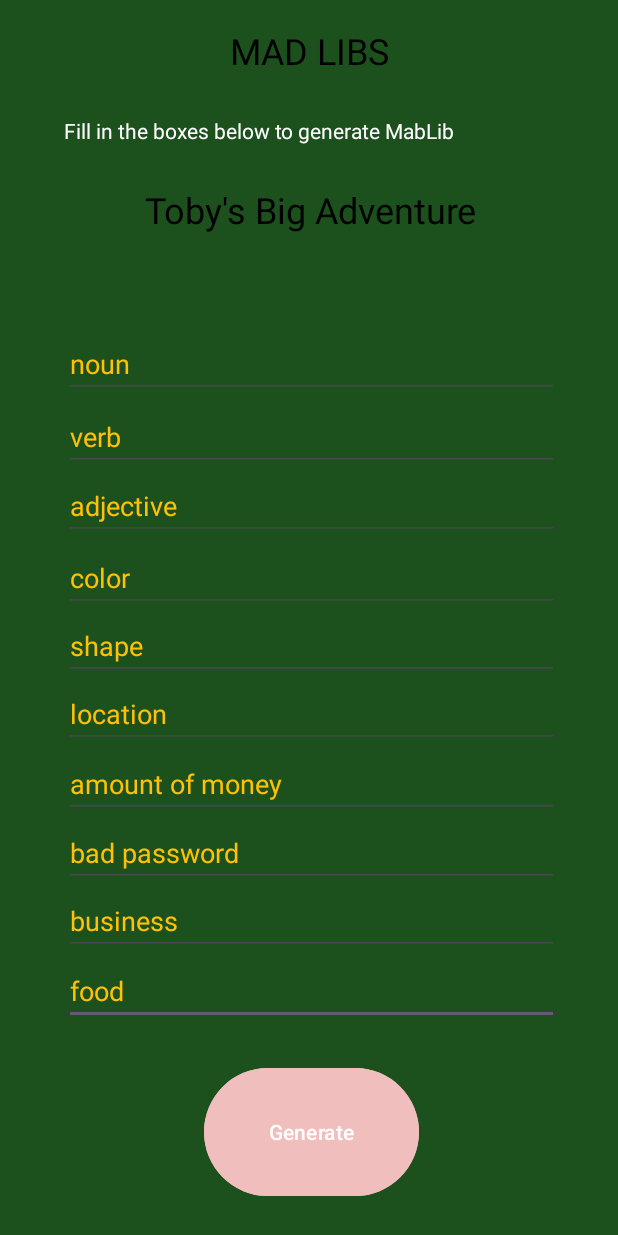
After one commit to ryantburke/PolytechnicMadLibs, an Android app: the MadLibTobysAdventureActivity screen opened directly, with no data from a screen before it, on a phone screen of 412 x 824 dp. The commit adds this screen. Run offline under Robolectric (Android 15) with nearby library versions, the phone set to English and light mode, and no system bars.

Commit message:
Added Toby MadLibs

```diff
--- a/app/src/main/AndroidManifest.xml
+++ b/app/src/main/AndroidManifest.xml
@@ -27,6 +27,8 @@
         <activity
             android:name=".MadLibStevesDreamDisplayActivity"
             android:exported="false" />
+        <activity android:name="com.poly.madlibs.MadLibTobysAdventureActivity" />
+        <activity android:name="com.poly.madlibs.MadLibTobysAdventureDisplayActivity" />
 
     </application>
 
--- a/app/src/main/java/com/poly/madlibs/ChooseMadlibsFragment.java
+++ b/app/src/main/java/com/poly/madlibs/ChooseMadlibsFragment.java
@@ -83,6 +83,7 @@ public class ChooseMadlibsFragment extends Fragment {
         //construct list of madlibs
         madLibsList = new ArrayList<MadLibsModel>();
         madLibsList.add(new MadLibsModel("Steve's Dream","Steve M", new MadLibStevesDreamActivity(), R.drawable.stevesdream_image));
+        madLibsList.add(new MadLibsModel("Toby's Adventure","Giovanni Marcelo", new MadLibTobysAdventureActivity(), R.drawable.tobysadventure_image));
 
         //set adapter
         MadLibs_RecyclerViewAdapter adapter = new MadLibs_RecyclerViewAdapter(context, madLibsList);
--- /dev/null
+++ b/app/src/main/java/com/poly/madlibs/MadLibTobysAdventureActivity.java
@@ -0,0 +1,82 @@
+package com.poly.madlibs;
+
+import android.content.Intent;
+import android.os.Bundle;
+import android.view.View;
+import android.widget.Button;
+import android.widget.EditText;
+
+import androidx.appcompat.app.AppCompatActivity;
+
+public class MadLibTobysAdventureActivity extends AppCompatActivity {
+
+
+    private EditText etFood;
+    private EditText etBusiness;
+    private EditText etBadPassword;
+    private EditText etAmountOfMoney;
+    private EditText etLocation;
+    private EditText etShape;
+    private EditText etColor;
+    private EditText etAdjective;
+    private EditText etVerb;
+    private EditText etNoun;
+    private Button btnGenerate;
+
+    @Override
+    protected void onCreate(Bundle savedInstanceState) {
+        super.onCreate(savedInstanceState);
+        setContentView(R.layout.madlib_tobysadventure);
+
+        etFood = findViewById(R.id.et_food);
+        etBusiness = findViewById(R.id.et_business);
+        etBadPassword = findViewById(R.id.et_badPassword);
+        etAmountOfMoney = findViewById(R.id.et_amountOfMoney);
+        etLocation = findViewById(R.id.et_location);
+        etShape = findViewById(R.id.et_shape);
+        etColor = findViewById(R.id.et_color);
+        etAdjective = findViewById(R.id.et_adjective);
+        etVerb = findViewById(R.id.et_verb);
+        etNoun = findViewById(R.id.et_noun);
+
+        btnGenerate = findViewById(R.id.btn_generate);
+
+        Intent intentSecondary = new Intent(this, MadLibTobysAdventureDisplayActivity.class);
+
+        btnGenerate.setOnClickListener(new View.OnClickListener() {
+            @Override
+            public void onClick(View view) {
+                String story = "";
+
+                story   += "Toby is a small cat, a white and orange cat."
+                        + " Toby is really silly, nothing can pass through that silly brain of his."
+                        + " Toby's favorite dish is " + etFood.getText() + "."
+                        + " As Toby is eating, a giant " + etColor.getText() + " meteorite hits down his house."
+                        + " Toby tries to relocate to " + etLocation.getText() + "."
+                        + " This beings Toby's Great Adventure!!"
+                        + " But first Toby invests in the " + etBusiness.getText() + " stocks for a chance of making it big in life."
+                        + " As of right now Toby only has " + etAmountOfMoney.getText() + " in his bank account."
+                        + " As Toby tries to login, he forgets his password."
+                        + " What a Silly Cat he is."
+                        + " Toby is thinking of changing his password, Toby makes the decision of changing to " + etBadPassword.getText() + "."
+                        + " Now lets hope he doesn't forget it."
+                        + " Now that we get that out of the way, Toby brings his " + etShape.getText() + "mouse toy, this " + etShape.getText() + " mouse toy is only exclusive in his timeline, must be a really weird universe Toby lives in."
+                        + " Toby was on the road, Toby can't drive since Cats are known for drinking milk while driving. " + "But Toby isn't like that, Toby is a small cat that would never do that."
+                        + " As Toby, " + etVerb.getText() + " with one eye closed, reaches his destination."
+                        + " Toby is finally at " + etLocation.getText() + " !"
+                        + " Toby finds a new place to stay with his Family."
+                        + " The walk was not far from his parents place."
+                        + " As Toby pounces he sees a " + etNoun.getText() + " rolling in a 45 degreee angle down a hill."
+                        + " Toby meets up with his cousins and family. "
+                        + " Toby is " + etAdjective.getText() + " to see his family."
+                        + " Toby's mom makes his favorite dish, " + etFood.getText() + " while everything is going well in live, Toby finally feels at home once again";
+
+                intentSecondary.putExtra("story",story);
+                startActivity(intentSecondary);
+
+
+            }
+        });
+
+    }
+}
--- /dev/null
+++ b/app/src/main/java/com/poly/madlibs/MadLibTobysAdventureDisplayActivity.java
@@ -0,0 +1,26 @@
+package com.poly.madlibs;
+
+import android.content.Intent;
+import android.os.Bundle;
+import android.widget.TextView;
+
+import androidx.appcompat.app.AppCompatActivity;
+
+public class MadLibTobysAdventureDisplayActivity extends AppCompatActivity {
+
+    private TextView tvStory;
+
+    @Override
+    protected void onCreate(Bundle savedInstanceState) {
+        super.onCreate(savedInstanceState);
+        setContentView(R.layout.madlib_tobysadventure_display);
+
+        tvStory = findViewById(R.id.tv_story);
+
+        Intent intent = getIntent();
+
+        String story = intent.getStringExtra("story");
+
+        tvStory.setText(story);
+ }
+}
--- /dev/null
+++ b/app/src/main/res/drawable/baseline_emoji_emotions_24.xml
@@ -0,0 +1,5 @@
+<vector android:height="24dp" android:tint="#000000"
+    android:viewportHeight="24" android:viewportWidth="24"
+    android:width="24dp" xmlns:android="http://schemas.android.com/apk/res/android">
+    <path android:fillColor="@android:color/white" android:pathData="M11.99,2C6.47,2 2,6.48 2,12c0,5.52 4.47,10 9.99,10C17.52,22 22,17.52 22,12C22,6.48 17.52,2 11.99,2zM8.5,8C9.33,8 10,8.67 10,9.5S9.33,11 8.5,11S7,10.33 7,9.5S7.67,8 8.5,8zM12,18c-2.28,0 -4.22,-1.66 -5,-4h10C16.22,16.34 14.28,18 12,18zM15.5,11c-0.83,0 -1.5,-0.67 -1.5,-1.5S14.67,8 15.5,8S17,8.67 17,9.5S16.33,11 15.5,11z"/>
+</vector>
--- /dev/null
+++ b/app/src/main/res/layout/madlib_tobysadventure.xml
@@ -0,0 +1,309 @@
+<?xml version="1.0" encoding="utf-8"?>
+<androidx.constraintlayout.widget.ConstraintLayout xmlns:android="http://schemas.android.com/apk/res/android"
+    xmlns:app="http://schemas.android.com/apk/res-auto"
+    xmlns:tools="http://schemas.android.com/tools"
+    android:layout_width="match_parent"
+    android:layout_height="match_parent"
+    android:background="@color/tobysadventure_bg"
+    tools:context=".MadLibTobysAdventureActivity">
+
+    <EditText
+        android:id="@+id/et_food"
+        android:layout_width="330dp"
+        android:layout_height="41dp"
+        android:ems="10"
+        android:hint="food"
+        android:inputType="text"
+        android:textColorHint="@color/tobysadventure_txt_hint"
+        app:layout_constraintBottom_toTopOf="@+id/guideline16"
+        app:layout_constraintEnd_toStartOf="@+id/guideline4"
+        app:layout_constraintStart_toStartOf="@+id/guideline3"
+        app:layout_constraintTop_toTopOf="@+id/guideline15" />
+
+    <EditText
+        android:id="@+id/et_business"
+        android:layout_width="330dp"
+        android:layout_height="41dp"
+        android:ems="10"
+        android:hint="business"
+        android:inputType="text"
+        android:textColorHint="@color/tobysadventure_txt_hint"
+        app:layout_constraintBottom_toTopOf="@+id/guideline15"
+        app:layout_constraintEnd_toStartOf="@+id/guideline4"
+        app:layout_constraintStart_toStartOf="@+id/guideline3"
+        app:layout_constraintTop_toTopOf="@+id/guideline14" />
+
+    <EditText
+        android:id="@+id/et_badPassword"
+        android:layout_width="330dp"
+        android:layout_height="41dp"
+        android:ems="10"
+        android:hint="bad password"
+        android:inputType="text"
+        android:textColorHint="@color/tobysadventure_txt_hint"
+        app:layout_constraintBottom_toTopOf="@+id/guideline14"
+        app:layout_constraintEnd_toStartOf="@+id/guideline4"
+        app:layout_constraintStart_toStartOf="@+id/guideline3"
+        app:layout_constraintTop_toTopOf="@+id/guideline13" />
+
+    <EditText
+        android:id="@+id/et_amountOfMoney"
+        android:layout_width="330dp"
+        android:layout_height="41dp"
+        android:ems="10"
+        android:hint="amount of money"
+        android:inputType="text"
+        android:textColorHint="@color/tobysadventure_txt_hint"
+        app:layout_constraintBottom_toTopOf="@+id/guideline13"
+        app:layout_constraintEnd_toStartOf="@+id/guideline4"
+        app:layout_constraintStart_toStartOf="@+id/guideline3"
+        app:layout_constraintTop_toTopOf="@+id/guideline12" />
+
+    <EditText
+        android:id="@+id/et_location"
+        android:layout_width="330dp"
+        android:layout_height="41dp"
+        android:ems="10"
+        android:hint="location"
+        android:inputType="text"
+        android:textColorHint="@color/tobysadventure_txt_hint"
+        app:layout_constraintBottom_toTopOf="@+id/guideline12"
+        app:layout_constraintEnd_toStartOf="@+id/guideline4"
+        app:layout_constraintStart_toStartOf="@+id/guideline3"
+        app:layout_constraintTop_toTopOf="@+id/guideline11" />
+
+    <EditText
+        android:id="@+id/et_shape"
+        android:layout_width="330dp"
+        android:layout_height="41dp"
+        android:ems="10"
+        android:hint="shape"
+        android:inputType="text"
+        android:textColorHint="@color/tobysadventure_txt_hint"
+        app:layout_constraintBottom_toTopOf="@+id/guideline11"
+        app:layout_constraintEnd_toStartOf="@+id/guideline4"
+        app:layout_constraintStart_toStartOf="@+id/guideline3"
+        app:layout_constraintTop_toTopOf="@+id/guideline10" />
+
+    <EditText
+        android:id="@+id/et_color"
+        android:layout_width="330dp"
+        android:layout_height="41dp"
+        android:ems="10"
+        android:hint="color"
+        android:inputType="text"
+        android:textColorHint="@color/tobysadventure_txt_hint"
+        app:layout_constraintBottom_toTopOf="@+id/guideline10"
+        app:layout_constraintEnd_toStartOf="@+id/guideline4"
+        app:layout_constraintStart_toStartOf="@+id/guideline3"
+        app:layout_constraintTop_toTopOf="@+id/guideline9" />
+
+    <EditText
+        android:id="@+id/et_adjective"
+        android:layout_width="330dp"
+        android:layout_height="41dp"
+        android:ems="10"
+        android:hint="adjective"
+        android:inputType="text"
+        android:textColorHint="@color/tobysadventure_txt_hint"
+        app:layout_constraintBottom_toTopOf="@+id/guideline9"
+        app:layout_constraintEnd_toStartOf="@+id/guideline4"
+        app:layout_constraintStart_toStartOf="@+id/guideline3"
+        app:layout_constraintTop_toTopOf="@+id/guideline8" />
+
+    <EditText
+        android:id="@+id/et_verb"
+        android:layout_width="330dp"
+        android:layout_height="41dp"
+        android:ems="10"
+        android:hint="verb"
+        android:inputType="text"
+        android:textColorHint="@color/tobysadventure_txt_hint"
+        app:layout_constraintBottom_toTopOf="@+id/guideline8"
+        app:layout_constraintEnd_toStartOf="@+id/guideline4"
+        app:layout_constraintStart_toStartOf="@+id/guideline3"
+        app:layout_constraintTop_toTopOf="@+id/guideline7" />
+
+    <TextView
+        android:layout_width="wrap_content"
+        android:layout_height="wrap_content"
+        android:text="MAD LIBS"
+        android:textSize="24sp"
+        android:textColor="@color/tobysadventure_txt_title"
+        app:layout_constraintBottom_toTopOf="@+id/guideline2"
+        app:layout_constraintEnd_toStartOf="@+id/guideline4"
+        app:layout_constraintHorizontal_bias="0.496"
+        app:layout_constraintStart_toStartOf="@+id/guideline3"
+        app:layout_constraintTop_toTopOf="parent" />
+
+    <androidx.constraintlayout.widget.Barrier
+        android:layout_width="wrap_content"
+        android:layout_height="wrap_content"
+        app:barrierDirection="top" />
+
+    <androidx.constraintlayout.widget.Guideline
+        android:id="@+id/guideline2"
+        android:layout_width="wrap_content"
+        android:layout_height="wrap_content"
+        android:orientation="horizontal"
+        app:layout_constraintGuide_percent="0.08207934" />
+
+    <androidx.constraintlayout.widget.Barrier
+        android:layout_width="wrap_content"
+        android:layout_height="wrap_content"
+        app:barrierDirection="left" />
+
+    <androidx.constraintlayout.widget.Guideline
+        android:id="@+id/guideline3"
+        android:layout_width="wrap_content"
+        android:layout_height="wrap_content"
+        android:orientation="vertical"
+        app:layout_constraintGuide_percent="0.10218978" />
+
+    <androidx.constraintlayout.widget.Guideline
+        android:id="@+id/guideline4"
+        android:layout_width="wrap_content"
+        android:layout_height="wrap_content"
+        android:orientation="vertical"
+        app:layout_constraintGuide_percent="0.90510947" />
+
+    <androidx.constraintlayout.widget.Guideline
+        android:id="@+id/guideline5"
+        android:layout_width="wrap_content"
+        android:layout_height="wrap_content"
+        android:orientation="horizontal"
+        app:layout_constraintGuide_percent="0.15" />
+
+    <androidx.constraintlayout.widget.Guideline
+        android:id="@+id/guideline6"
+        android:layout_width="wrap_content"
+        android:layout_height="wrap_content"
+        android:orientation="horizontal"
+        app:layout_constraintGuide_percent="0.2653899" />
+
+    <androidx.constraintlayout.widget.Guideline
+        android:id="@+id/guideline7"
+        android:layout_width="wrap_content"
+        android:layout_height="wrap_content"
+        android:orientation="horizontal"
+        app:layout_constraintGuide_percent="0.32831737" />
+
+    <androidx.constraintlayout.widget.Guideline
+        android:id="@+id/guideline8"
+        android:layout_width="wrap_content"
+        android:layout_height="wrap_content"
+        android:orientation="horizontal"
+        app:layout_constraintGuide_percent="0.38303694" />
+
+    <androidx.constraintlayout.widget.Guideline
+        android:id="@+id/guideline9"
+        android:layout_width="wrap_content"
+        android:layout_height="wrap_content"
+        android:orientation="horizontal"
+        app:layout_constraintGuide_percent="0.44049248" />
+
+    <androidx.constraintlayout.widget.Guideline
+        android:id="@+id/guideline10"
+        android:layout_width="wrap_content"
+        android:layout_height="wrap_content"
+        android:orientation="horizontal"
+        app:layout_constraintGuide_percent="0.499316" />
+
+    <androidx.constraintlayout.widget.Guideline
+        android:id="@+id/guideline11"
+        android:layout_width="wrap_content"
+        android:layout_height="wrap_content"
+        android:orientation="horizontal"
+        app:layout_constraintGuide_percent="0.5512996" />
+
+    <androidx.constraintlayout.widget.Guideline
+        android:id="@+id/guideline12"
+        android:layout_width="wrap_content"
+        android:layout_height="wrap_content"
+        android:orientation="horizontal"
+        app:layout_constraintGuide_percent="0.6087551" />
+
+    <Button
+        android:id="@+id/btn_generate"
+        android:layout_width="143dp"
+        android:layout_height="93dp"
+        android:text="Generate"
+        android:textColor="@color/tobysadventure_btn_txt"
+        android:backgroundTint="@color/tobysadventure_btn_bg"
+        app:layout_constraintBottom_toBottomOf="parent"
+        app:layout_constraintEnd_toStartOf="@+id/guideline4"
+        app:layout_constraintStart_toStartOf="@+id/guideline3"
+        app:layout_constraintTop_toTopOf="@+id/guideline16" />
+
+    <androidx.constraintlayout.widget.Guideline
+        android:id="@+id/guideline13"
+        android:layout_width="wrap_content"
+        android:layout_height="wrap_content"
+        android:orientation="horizontal"
+        app:layout_constraintGuide_percent="0.66484267" />
+
+    <androidx.constraintlayout.widget.Guideline
+        android:id="@+id/guideline14"
+        android:layout_width="wrap_content"
+        android:layout_height="wrap_content"
+        android:orientation="horizontal"
+        app:layout_constraintGuide_percent="0.71956223" />
+
+    <EditText
+        android:id="@+id/et_noun"
+        android:layout_width="330dp"
+        android:layout_height="41dp"
+        android:ems="10"
+        android:hint="noun"
+        android:inputType="text"
+        android:textColorHint="@color/tobysadventure_txt_hint"
+        app:layout_constraintBottom_toTopOf="@+id/guideline7"
+        app:layout_constraintEnd_toStartOf="@+id/guideline4"
+        app:layout_constraintStart_toStartOf="@+id/guideline3"
+        app:layout_constraintTop_toTopOf="@+id/guideline6" />
+
+    <TextView
+        android:id="@+id/textView2"
+        android:layout_width="330dp"
+        android:layout_height="36dp"
+        android:text="Fill in the boxes below to generate MabLib"
+        android:textColor="@color/tobysadventure_txt_desc"
+        app:layout_constraintBottom_toTopOf="@+id/guideline5"
+        app:layout_constraintEnd_toStartOf="@+id/guideline4"
+        app:layout_constraintStart_toStartOf="@+id/guideline3"
+        app:layout_constraintTop_toTopOf="@+id/guideline2" />
+
+    <TextView
+        android:id="@+id/textView3"
+        android:layout_width="330dp"
+        android:layout_height="0dp"
+        android:text="Toby's Big Adventure"
+        android:textSize="24sp"
+        android:textAlignment="center"
+        android:textColor="@color/tobysadventure_txt_title"
+        app:layout_constraintBottom_toTopOf="@+id/guideline6"
+        app:layout_constraintEnd_toStartOf="@+id/guideline4"
+        app:layout_constraintHorizontal_bias="0.0"
+        app:layout_constraintStart_toStartOf="@+id/guideline3"
+        app:layout_constraintTop_toTopOf="@+id/guideline5" />
+
+    <androidx.constraintlayout.widget.Barrier
+        android:layout_width="wrap_content"
+        android:layout_height="wrap_content"
+        app:barrierDirection="top" />
+
+    <androidx.constraintlayout.widget.Guideline
+        android:id="@+id/guideline15"
+        android:layout_width="wrap_content"
+        android:layout_height="wrap_content"
+        android:orientation="horizontal"
+        app:layout_constraintGuide_percent="0.7756498" />
+
+    <androidx.constraintlayout.widget.Guideline
+        android:id="@+id/guideline16"
+        android:layout_width="wrap_content"
+        android:layout_height="wrap_content"
+        android:orientation="horizontal"
+        app:layout_constraintGuide_percent="0.83173734" />
+
+</androidx.constraintlayout.widget.ConstraintLayout>
--- /dev/null
+++ b/app/src/main/res/layout/madlib_tobysadventure_display.xml
@@ -0,0 +1,54 @@
+<?xml version="1.0" encoding="utf-8"?>
+<LinearLayout xmlns:android="http://schemas.android.com/apk/res/android"
+    xmlns:app="http://schemas.android.com/apk/res-auto"
+    xmlns:tools="http://schemas.android.com/tools"
+    android:layout_width="match_parent"
+    android:layout_height="match_parent"
+    android:orientation="vertical"
+    android:background="@color/tobysadventure_bg"
+    tools:context=".MadLibTobysAdventureDisplayActivity">
+
+
+    <TextView
+        android:id="@+id/tv_title"
+        android:layout_width="match_parent"
+        android:layout_height="wrap_content"
+        android:lineSpacingExtra="8sp"
+        android:text="Tobys Great Adventure! :3"
+        android:textAlignment="center"
+        android:textColor="@color/tobysadventure_txt_title2"
+        android:textSize="32sp"
+        android:typeface="normal"
+        app:layout_constraintBottom_toTopOf="@+id/guideline17"
+        app:layout_constraintEnd_toStartOf="@+id/guideline20"
+        app:layout_constraintHorizontal_bias="0.56"
+        app:layout_constraintStart_toStartOf="@+id/guideline19"
+        app:layout_constraintTop_toTopOf="parent" />
+
+    <ImageView
+        android:id="@+id/imageView"
+        android:layout_width="409dp"
+        android:layout_height="197dp"
+        app:layout_constraintBottom_toTopOf="@+id/guideline21"
+        app:layout_constraintEnd_toStartOf="@+id/guideline20"
+        app:layout_constraintHorizontal_bias="1.0"
+        app:layout_constraintStart_toStartOf="@+id/guideline19"
+        app:layout_constraintTop_toTopOf="@+id/guideline17"
+        app:layout_constraintVertical_bias="0.0"
+        app:srcCompat="@drawable/tobysadventure_image" />
+
+    <TextView
+        android:id="@+id/tv_story"
+        android:layout_width="match_parent"
+        android:layout_height="wrap_content"
+        android:layout_marginLeft="25dp"
+        android:layout_marginRight="25dp"
+        android:hint="Story goes hereepoigewjpoigjoiwejoiagjoiweajoigweagawehoigawehoigoiawehoighoiawegehoiwghoiawehoigaweoighoieawhoighoiewahoigawehoighoiawehoigawehoighoiaweteoiw"
+        android:textColor="@color/tobysadventure_txt_story"
+        android:textSize="16sp"
+        app:layout_constraintBottom_toBottomOf="parent"
+        app:layout_constraintEnd_toStartOf="@+id/guideline20"
+        app:layout_constraintStart_toStartOf="@+id/guideline19"
+        app:layout_constraintTop_toTopOf="@+id/guideline21" />
+
+</LinearLayout>
--- a/app/src/main/res/values/colors.xml
+++ b/app/src/main/res/values/colors.xml
@@ -12,5 +12,13 @@
     <color name="stevesdream_hint_txt">#0B040B</color>
     <color name="stevesdream_btn_txt">#314AA3</color>
     <color name="stevesdream_btn_bg">#04040B</color>
+    <color name="tobysadventure_txt_title">#000000</color>
+    <color name="tobysadventure_txt_title2">#FFFFFF</color>
+    <color name="tobysadventure_txt_desc">#FFFFFF</color>
+    <color name="tobysadventure_txt_hint">#FFC107</color>
+    <color name="tobysadventure_txt_story">#FFC107</color>
+    <color name="tobysadventure_bg">#1C511E</color>
+    <color name="tobysadventure_btn_txt">#FFFFFF</color>
+    <color name="tobysadventure_btn_bg">#F1BEBE</color>
 
 </resources>
```
Also changed, not shown: 1 other file.
